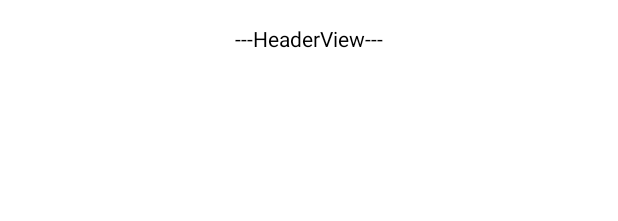
After one commit to zcl20131002578/LearnRxJava, an Android app: the layout custom_recycleview_layout.xml on its own in the app's theme, with its tools: preview values and no code run, on a phone screen of 412 x 824 dp. The commit adds this screen. Shown: the top 221 px of the screen. Run offline under Robolectric (Android 15) with nearby library versions, the phone set to English and light mode, and no system bars.

Commit message:
[滑动冲突] 解决ScrollView与RecycleView冲突

```diff
--- a/app/build.gradle
+++ b/app/build.gradle
@@ -23,7 +23,7 @@ android {
 }
 
 dependencies {
-    implementation fileTree(dir: 'libs', include: ['*.jar'])
+    implementation fileTree(include: ['*.jar'], dir: 'libs')
     implementation 'com.android.support:appcompat-v7:28.0.0'
     implementation 'com.android.support.constraint:constraint-layout:1.1.3'
     testImplementation 'junit:junit:4.12'
@@ -31,4 +31,5 @@ dependencies {
     androidTestImplementation 'com.android.support.test.espresso:espresso-core:3.0.2'
     implementation 'io.reactivex:rxjava:1.2.1'
     implementation 'io.reactivex:rxandroid:1.2.1'
+    implementation 'com.android.support:recyclerview-v7:28.0.0'
 }
--- /dev/null
+++ b/app/src/main/res/layout/custom_recycleview_layout.xml
@@ -0,0 +1,36 @@
+<?xml version="1.0" encoding="utf-8"?>
+<FrameLayout xmlns:android="http://schemas.android.com/apk/res/android"
+    android:layout_width="match_parent"
+    android:layout_height="match_parent"
+    android:background="@android:color/white">
+
+    <android.support.v4.widget.NestedScrollView xmlns:android="http://schemas.android.com/apk/res/android"
+        android:layout_width="match_parent"
+        android:layout_height="match_parent">
+
+        <LinearLayout
+            android:layout_width="match_parent"
+            android:layout_height="match_parent"
+            android:orientation="vertical">
+            <!--初次进入页面，RecyclerView会直接显示在页面顶部，而不是 Header 部分，这是因为这种嵌套页面焦点被 RecyclerView 获取。解决方式：给 Header 部分View 添加属性：-->
+            <!--android:focusable="true"
+                android:focusableInTouchMode="true"-->
+            <TextView
+                android:layout_width="match_parent"
+                android:layout_height="wrap_content"
+                android:focusable="true"
+                android:focusableInTouchMode="true"
+                android:gravity="center"
+                android:padding="16dp"
+                android:text="---HeaderView---"
+                android:textColor="@android:color/black" />
+
+            <android.support.v7.widget.RecyclerView
+                android:id="@+id/recyclerView"
+                android:layout_width="match_parent"
+                android:layout_height="wrap_content"
+                android:nestedScrollingEnabled="false" />
+        </LinearLayout>
+    </android.support.v4.widget.NestedScrollView>
+
+</FrameLayout>
```
Also changed, not shown: app/src/main/java/com/inke/zcl/learnrxjava/utils/CollectionUtils.java (added, +81 -0 lines), app/src/main/java/com/inke/zcl/learnrxjava/view/recycleview/CustomRecycleView.java (added, +58 -0 lines), app/src/main/java/com/inke/zcl/learnrxjava/view/recycleview/CustomRecycleViewAdapter.java (added, +66 -0 lines), app/src/main/res/layout/activity_main_view.xml (+6 -1 lines), app/src/main/res/layout/custom_rey_item.xml (added, +16 -0 lines).
